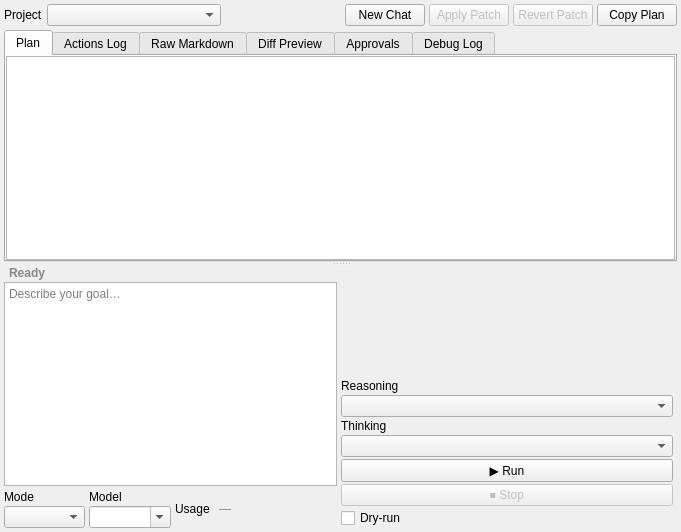
This is src/src/ui/agent_dock_widget.ui in Dmytro-K/qcai2 as Qt 5 draws it before an edit. The edited form follows.
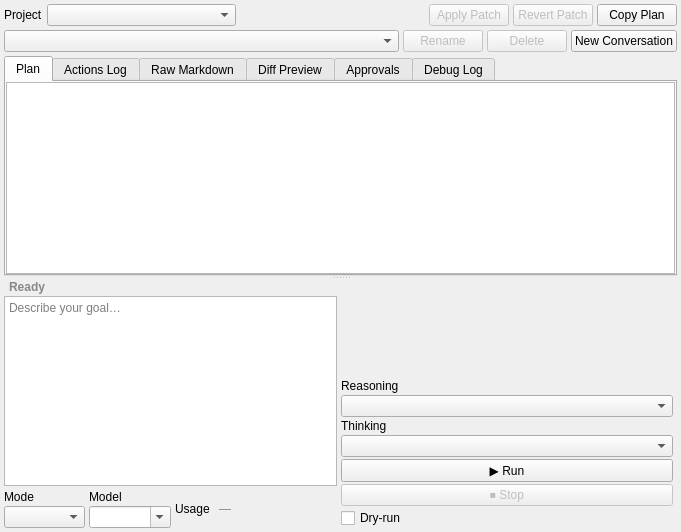
This is the edited form.

Commit message: Add conversation list

```diff
--- a/src/src/ui/agent_dock_widget.ui
+++ b/src/src/ui/agent_dock_widget.ui
@@ -73,13 +73,6 @@
        </property>
       </spacer>
      </item>
-     <item>
-      <widget class="QPushButton" name="newChatButton">
-       <property name="text">
-        <string>New Chat</string>
-       </property>
-      </widget>
-     </item>
      <item>
       <widget class="QPushButton" name="applyPatchBtn">
        <property name="enabled">
@@ -109,6 +102,56 @@
      </item>
     </layout>
    </item>
+   <item>
+    <layout class="QHBoxLayout" name="conversationRow">
+     <property name="spacing">
+      <number>4</number>
+     </property>
+     <item>
+      <widget class="QComboBox" name="conversationCombo">
+       <property name="sizePolicy">
+        <sizepolicy hsizetype="MinimumExpanding" vsizetype="Preferred">
+         <horstretch>0</horstretch>
+         <verstretch>0</verstretch>
+        </sizepolicy>
+       </property>
+       <property name="sizeAdjustPolicy">
+        <enum>QComboBox::SizeAdjustPolicy::AdjustToContents</enum>
+       </property>
+       <property name="minimumContentsLength">
+        <number>28</number>
+       </property>
+      </widget>
+     </item>
+      <item>
+       <widget class="QPushButton" name="renameConversationBtn">
+        <property name="enabled">
+         <bool>false</bool>
+       </property>
+       <property name="text">
+        <string>Rename</string>
+        </property>
+       </widget>
+      </item>
+      <item>
+       <widget class="QPushButton" name="deleteConversationBtn">
+        <property name="enabled">
+         <bool>false</bool>
+        </property>
+        <property name="text">
+         <string>Delete</string>
+        </property>
+       </widget>
+      </item>
+      <item>
+        <widget class="QPushButton" name="newChatButton">
+        <property name="text">
+         <string>New Conversation</string>
+        </property>
+       </widget>
+     </item>
+    </layout>
+   </item>
    <item>
     <widget class="QSplitter" name="contentSplitter">
      <property name="orientation">
```
The commit also changes 17 other files.
